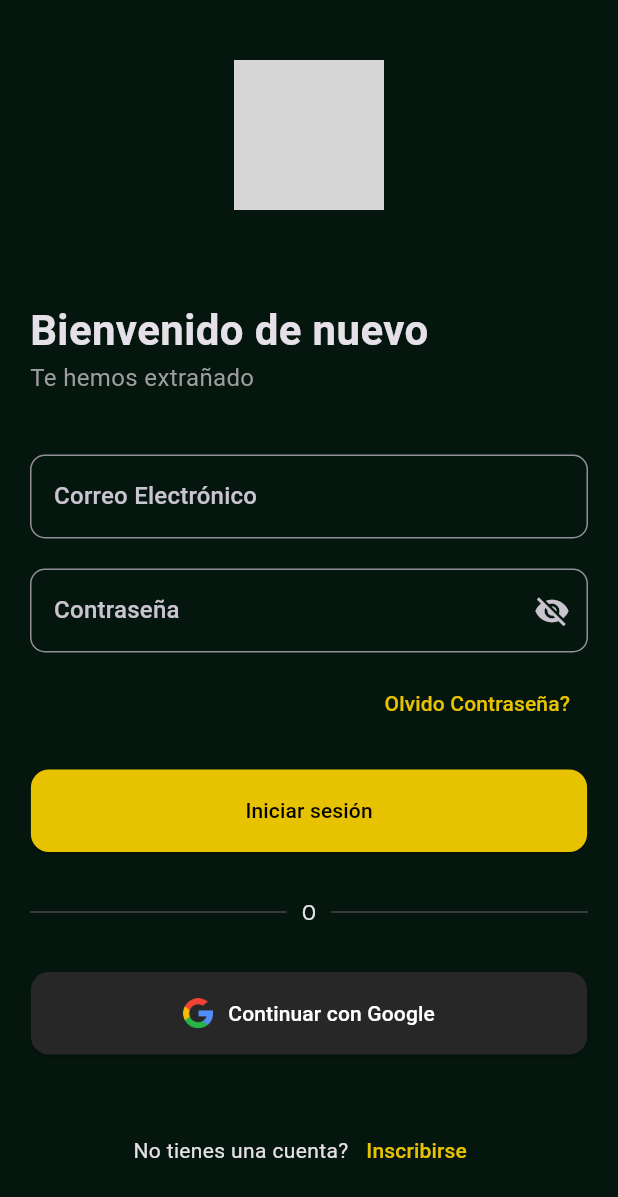
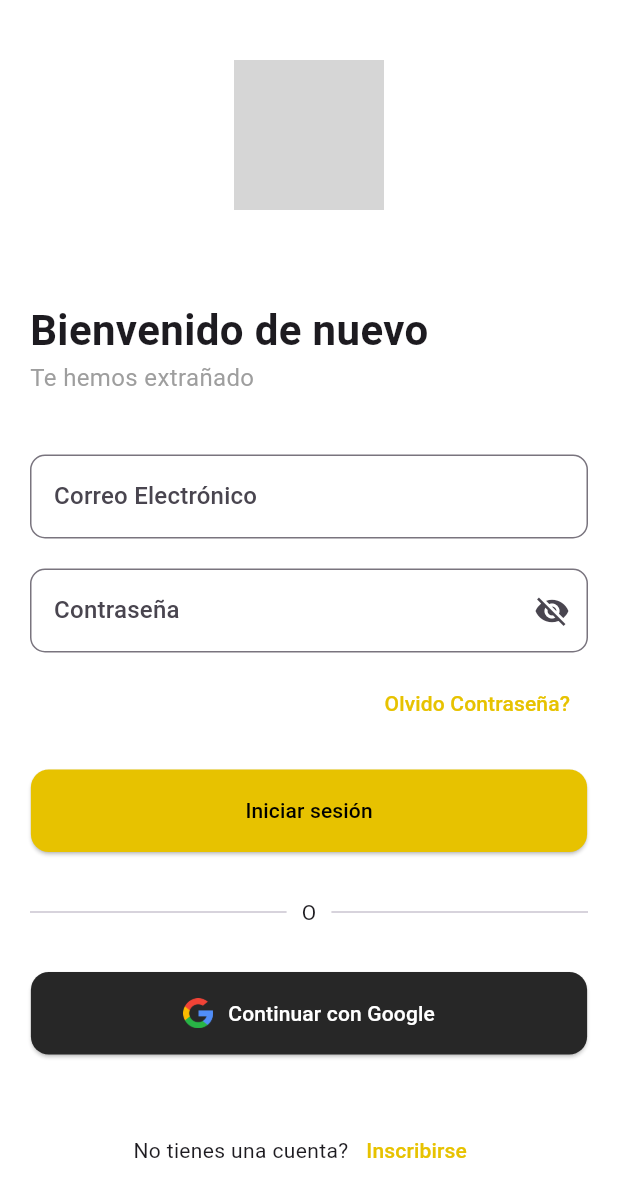
Before and after one commit to nemorixpay/NemorixPay-Mobile-Code, a Flutter app: the screen it shows after launch, after a tap on "Continue with SignIn", on a phone screen of 412 x 824 dp. Shown: the top 1197 px of the screen. Run offline on Flutter 3.47's test engine with Material 3 defaults, Android fonts, the phone set to English and light mode, and no system bars; our stand-ins replace firebase_analytics, firebase_core, go_router; accounts and stored records are empty; generated files the repository leaves out were written again; grey boxes are pictures that could not be loaded.

Commit message:
Minor modifications (rename variables)

```diff
--- a/lib/config/theme/nemorix_colors.dart
+++ b/lib/config/theme/nemorix_colors.dart
@@ -7,12 +7,12 @@ class NemorixColors {
   static const Color lightModeBackground = Color(0xFFFFFFFF);
   static const Color primaryColor = Color(0xFFE7C200);
   static const Color secondaryColor = Color(0XFFF6F7F8);
-  static const Color red = Color(0xFFF65556);
+  static const Color errorColor = Color(0xFFF65556);
   static const Color greyLevel1 = Color(0xFF272727);
   static const Color greyLevel2 = Color(0xFF5E5E5E);
   static const Color greyLevel3 = Color(0xFF949494);
   static const Color greyLevel4 = Color(0xFFCCCCCC);
   static const Color greyLevel5 = Color(0xFFEEEEEE);
   static const Color greyLevel6 = Color(0xFFF8F8F8);
-  static const Color green = Color(0xFF09ff04);
+  static const Color successColor = Color(0xFF09ff04);
 }
--- a/lib/features/auth/ui/pages/sign_in_page.dart
+++ b/lib/features/auth/ui/pages/sign_in_page.dart
@@ -144,7 +144,7 @@ class _LoginPageState extends State<LoginPage> {
                 RoundedElevatedButton(
                   text: AppLocalizations.of(context)!.signIn,
                   onPressed: () {}, // Flutter bloc action
-                  color: NemorixColors.primaryColor,
+                  backgroundColor: NemorixColors.primaryColor,
                   textColor: Colors.black,
                 ),
                 SizedBox(height: 30),
@@ -162,7 +162,7 @@ class _LoginPageState extends State<LoginPage> {
                 RoundedElevatedButton(
                   text: AppLocalizations.of(context)!.continueWithGoogle,
                   onPressed: () {},
-                  color: NemorixColors.greyLevel1,
+                  backgroundColor: NemorixColors.greyLevel1,
                   textColor: Colors.white,
                   icon: ImageUrl.googleLogo,
                 ),
--- a/lib/features/auth/ui/widgets/custom_text_form_field.dart
+++ b/lib/features/auth/ui/widgets/custom_text_form_field.dart
@@ -43,10 +43,10 @@ class CustomTextFormField extends StatelessWidget {
         border: OutlineInputBorder(borderRadius: BorderRadius.circular(10)),
         errorBorder: OutlineInputBorder(
           borderRadius: BorderRadius.circular(10),
-          borderSide: BorderSide(color: NemorixColors.red, width: 1),
+          borderSide: BorderSide(color: NemorixColors.errorColor, width: 1),
         ),
         errorStyle: Theme.of(context).textTheme.titleMedium?.copyWith(
-          color: NemorixColors.red,
+          color: NemorixColors.errorColor,
           fontSize: 12,
         ),
         focusedBorder: OutlineInputBorder(
@@ -55,7 +55,7 @@ class CustomTextFormField extends StatelessWidget {
         ),
         focusedErrorBorder: OutlineInputBorder(
           borderRadius: BorderRadius.circular(10),
-          borderSide: BorderSide(color: NemorixColors.red, width: 1),
+          borderSide: BorderSide(color: NemorixColors.errorColor, width: 1),
         ),
       ),
     );
--- a/lib/features/auth/ui/widgets/rounded_elevated_button.dart
+++ b/lib/features/auth/ui/widgets/rounded_elevated_button.dart
@@ -13,7 +13,7 @@ import 'package:flutter/material.dart';
 class RoundedElevatedButton extends StatelessWidget {
   final String text;
   final VoidCallback onPressed;
-  final Color color;
+  final Color backgroundColor;
   final Color textColor;
   final String? icon;
 
@@ -21,7 +21,7 @@ class RoundedElevatedButton extends StatelessWidget {
     super.key,
     required this.text,
     required this.onPressed,
-    required this.color,
+    required this.backgroundColor,
     required this.textColor,
     this.icon,
   });
@@ -33,7 +33,7 @@ class RoundedElevatedButton extends StatelessWidget {
       height: 55,
       child: ElevatedButton(
         style: ElevatedButton.styleFrom(
-          backgroundColor: color,
+          backgroundColor: backgroundColor,
           shape: RoundedRectangleBorder(
             borderRadius: BorderRadius.circular(12),
           ),
--- a/lib/features/splash/ui/pages/splash_page.dart
+++ b/lib/features/splash/ui/pages/splash_page.dart
@@ -26,8 +26,8 @@ class SplashPage extends StatelessWidget {
               onPressed: () {
                 context.pushNamed(RouteNames.signIn);
               },
-              color: Colors.black,
-              textColor: Colors.white,
+              backgroundColor: Colors.white,
+              textColor: Colors.black,
             ),
           ],
         ),
--- a/lib/main.dart
+++ b/lib/main.dart
@@ -39,7 +39,7 @@ class MyApp extends StatelessWidget {
       title: 'Firebase Analytics Demo',
       debugShowCheckedModeBanner: false,
       // theme: ThemeData(primarySwatch: Colors.blue),
-      theme: NemorixTheme.darkThemeMode,
+      theme: NemorixTheme.lightThemeMode,
       localizationsDelegates: AppLocalizations.localizationsDelegates,
       supportedLocales: AppLocalizations.supportedLocales,
       // locale: Locale('en'),
```
